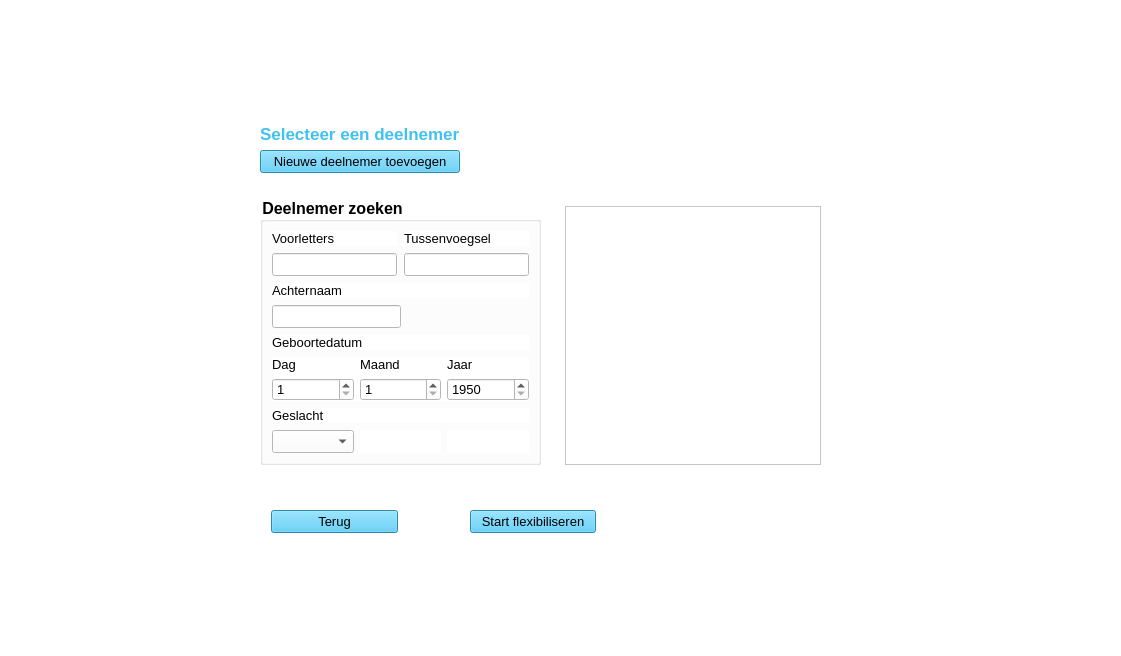
First picture: the form in deelnemerselectie.ui, repository Alwin1234567/AR-project, before the edit.
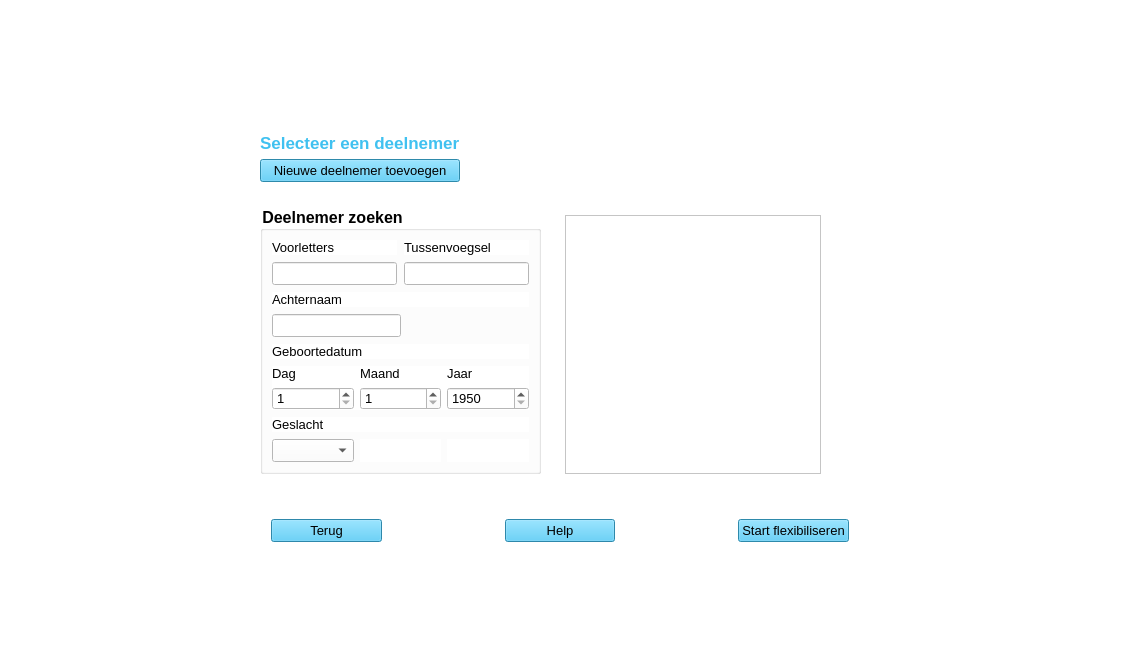
Second picture: the form after the edit. Icons and pictures are not drawn.

Commit message: Help knop toegevoegd

Patch:
```diff
--- a/deelnemerselectie.ui
+++ b/deelnemerselectie.ui
@@ -190,51 +190,68 @@
        <property name="leftMargin">
         <number>20</number>
        </property>
+       <item row="1" column="1">
+        <widget class="QLabel" name="label_5">
+         <property name="sizePolicy">
+          <sizepolicy hsizetype="Expanding" vsizetype="Expanding">
+           <horstretch>0</horstretch>
+           <verstretch>0</verstretch>
+          </sizepolicy>
+         </property>
+         <property name="font">
+          <font>
+           <pointsize>10</pointsize>
+          </font>
+         </property>
+         <property name="text">
+          <string/>
+         </property>
+        </widget>
+       </item>
        <item row="1" column="2">
-        <widget class="QPushButton" name="btnStartFlexibiliseren">
+        <widget class="QPushButton" name="pushButton">
          <property name="sizePolicy">
           <sizepolicy hsizetype="Expanding" vsizetype="Expanding">
            <horstretch>0</horstretch>
            <verstretch>0</verstretch>
           </sizepolicy>
          </property>
-         <property name="maximumSize">
-          <size>
-           <width>16777215</width>
-           <height>40</height>
-          </size>
-         </property>
          <property name="font">
           <font>
            <pointsize>10</pointsize>
           </font>
          </property>
          <property name="styleSheet">
-          <string notr="true">background-color: rgb(64, 193, 240);</string>
+          <string notr="true">background-color: rgb(64, 191, 240);</string>
          </property>
          <property name="text">
-          <string>Start flexibiliseren</string>
-         </property>
-         <property name="iconSize">
-          <size>
-           <width>16</width>
-           <height>16</height>
-          </size>
+          <string>Help</string>
          </property>
         </widget>
        </item>
-       <item row="2" column="3">
-        <spacer name="verticalSpacer_5">
-         <property name="orientation">
-          <enum>Qt::Vertical</enum>
+       <item row="0" column="0" colspan="7">
+        <widget class="QLabel" name="lblFoutmeldingKiezen">
+         <property name="sizePolicy">
+          <sizepolicy hsizetype="Expanding" vsizetype="Expanding">
+           <horstretch>0</horstretch>
+           <verstretch>0</verstretch>
+          </sizepolicy>
          </property>
-         <property name="sizeHint" stdset="0">
-          <size>
-           <width>20</width>
-           <height>40</height>
-          </size>
+         <property name="font">
+          <font>
+           <pointsize>10</pointsize>
+          </font>
          </property>
-        </spacer>
+         <property name="styleSheet">
+          <string notr="true">color: rgb(255, 0, 4);</string>
+         </property>
+         <property name="text">
+          <string/>
+         </property>
+         <property name="alignment">
+          <set>Qt::AlignCenter</set>
+         </property>
+        </widget>
        </item>
        <item row="1" column="0">
         <widget class="QPushButton" name="btnTerug">
@@ -265,65 +282,58 @@
          </property>
         </widget>
        </item>
-       <item row="0" column="0" colspan="5">
-        <widget class="QLabel" name="lblFoutmeldingKiezen">
-         <property name="sizePolicy">
-          <sizepolicy hsizetype="Expanding" vsizetype="Expanding">
-           <horstretch>0</horstretch>
-           <verstretch>0</verstretch>
-          </sizepolicy>
-         </property>
-         <property name="font">
-          <font>
-           <pointsize>10</pointsize>
-          </font>
-         </property>
-         <property name="styleSheet">
-          <string notr="true">color: rgb(255, 0, 4);</string>
-         </property>
-         <property name="text">
-          <string/>
-         </property>
-         <property name="alignment">
-          <set>Qt::AlignCenter</set>
-         </property>
-        </widget>
-       </item>
-       <item row="1" column="1">
-        <spacer name="horizontalSpacer_3">
-         <property name="orientation">
-          <enum>Qt::Horizontal</enum>
-         </property>
-         <property name="sizeType">
-          <enum>QSizePolicy::Fixed</enum>
-         </property>
-         <property name="sizeHint" stdset="0">
-          <size>
-           <width>60</width>
-           <height>20</height>
-          </size>
-         </property>
-        </spacer>
-       </item>
-       <item row="1" column="3">
-        <widget class="QLabel" name="label_5">
-         <property name="sizePolicy">
-          <sizepolicy hsizetype="Expanding" vsizetype="Expanding">
-           <horstretch>0</horstretch>
-           <verstretch>0</verstretch>
-          </sizepolicy>
-         </property>
-         <property name="font">
-          <font>
-           <pointsize>10</pointsize>
-          </font>
-         </property>
-         <property name="text">
-          <string/>
-         </property>
-        </widget>
-       </item>
        <item row="1" column="4">
+        <widget class="QPushButton" name="btnStartFlexibiliseren">
+         <property name="sizePolicy">
+          <sizepolicy hsizetype="Expanding" vsizetype="Expanding">
+           <horstretch>0</horstretch>
+           <verstretch>0</verstretch>
+          </sizepolicy>
+         </property>
+         <property name="maximumSize">
+          <size>
+           <width>16777215</width>
+           <height>40</height>
+          </size>
+         </property>
+         <property name="font">
+          <font>
+           <pointsize>10</pointsize>
+          </font>
+         </property>
+         <property name="styleSheet">
+          <string notr="true">background-color: rgb(64, 193, 240);</string>
+         </property>
+         <property name="text">
+          <string>Start flexibiliseren</string>
+         </property>
+         <property name="iconSize">
+          <size>
+           <width>16</width>
+           <height>16</height>
+          </size>
+         </property>
+        </widget>
+       </item>
+       <item row="2" column="0">
+        <widget class="QLabel" name="label_14">
+         <property name="sizePolicy">
+          <sizepolicy hsizetype="Expanding" vsizetype="Expanding">
+           <horstretch>0</horstretch>
+           <verstretch>0</verstretch>
+          </sizepolicy>
+         </property>
+         <property name="font">
+          <font>
+           <pointsize>10</pointsize>
+          </font>
+         </property>
+         <property name="text">
+          <string/>
+         </property>
+        </widget>
+       </item>
+       <item row="1" column="3">
         <widget class="QLabel" name="label_10">
          <property name="sizePolicy">
           <sizepolicy hsizetype="Expanding" vsizetype="Expanding">
```
The commit also changes 2 other files.
